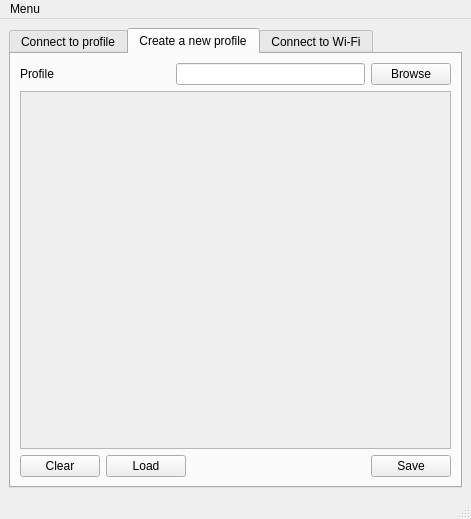
The window that sources/gui/src/mainwindow.ui (arcan1s/netctl-gui) describes before a commit, drawn with Qt 5.
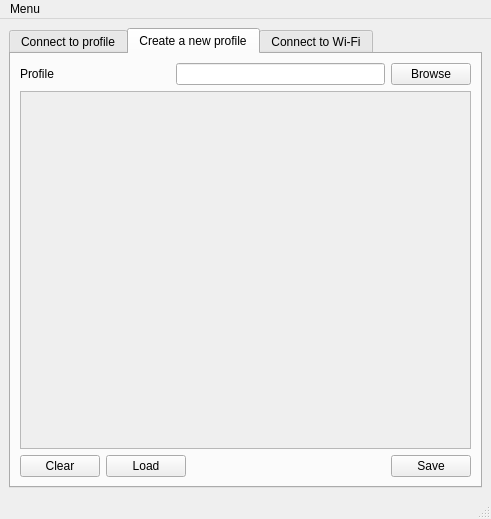
The same window after the commit. The open tabs and pages were chosen to show the change.

What changed in the file:
```diff
--- a/sources/gui/src/mainwindow.ui
+++ b/sources/gui/src/mainwindow.ui
@@ -6,7 +6,7 @@
    <rect>
     <x>0</x>
     <y>0</y>
-    <width>471</width>
+    <width>491</width>
     <height>519</height>
    </rect>
   </property>
@@ -190,8 +190,8 @@
             <rect>
              <x>0</x>
              <y>0</y>
-             <width>429</width>
-             <height>348</height>
+             <width>98</width>
+             <height>28</height>
             </rect>
            </property>
            <property name="sizePolicy">
@@ -355,7 +355,7 @@
     <rect>
      <x>0</x>
      <y>0</y>
-     <width>471</width>
+     <width>491</width>
      <height>20</height>
     </rect>
    </property>
```
